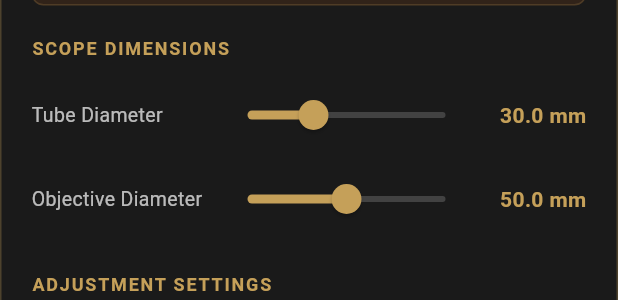
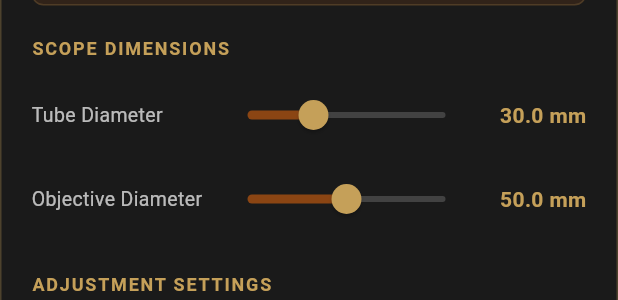
Before and after one commit to LlewellynKearney/JagSpoor_v4_2, a Flutter app: the ScopeToolsBottomSheet widget shown alone on an empty page, opened directly, on a phone screen of 412 x 824 dp. Shown: the part 593-893 px from the top of the screen. Run offline on Flutter 3.47's test engine with Material 3 defaults, Android fonts, the phone set to English and light mode, and no system bars; our stand-ins replace cached_network_image, camera, cloud_firestore, connectivity_plus, csv, dio and 17 more; missing offline and left inert: dio_cache_interceptor, mobile_scanner, nearby_connections, tflite_flutter; accounts and stored records are empty.

Commit message:
fix(deprecations): update deprecated Flutter APIs
- Replace withOpacity() with withValues(alpha:)
- Replace accelerometerEvents with accelerometerEventStream()
- Replace activeColor with activeTrackColor/activeThumbColor
- Remove unused imports and fields
- Fix const_eval_method_invocation error

```diff
--- a/lib/features/ballistics/presentation/scope_tools_bottom_sheet.dart
+++ b/lib/features/ballistics/presentation/scope_tools_bottom_sheet.dart
@@ -1,8 +1,7 @@
 import 'dart:async';
-import 'dart:math' show sin, cos, tan, atan2, sqrt, pi, max, min;
+import 'dart:math' show sin, cos, atan2, sqrt, pi;
 import 'package:flutter/material.dart';
 import 'package:sensors_plus/sensors_plus.dart';
-import '../../../core/theme/app_theme.dart';
 import '../data/inventory_bridge.dart';
 import '../data/models/rifle_profile.dart';
 import '../data/scope_calculator.dart';
@@ -56,7 +55,6 @@ class _ScopeToolsBottomSheetState extends State<ScopeToolsBottomSheet>
   // Gyroscope sensor state (v20.1)
   StreamSubscription<AccelerometerEvent>? _gyroLevelerSubscription;
   bool _isLiveGyroRadarActive = false;
-  double _sensorPitchDegrees = 0.0;
 
   // AI target scanner settings
   double _targetDistance = 100.0; // meters
@@ -137,7 +135,7 @@ class _ScopeToolsBottomSheetState extends State<ScopeToolsBottomSheet>
   void _toggleLiveGyroLeveler(bool active) {
     if (active) {
       // Start listening to accelerometer events
-      _gyroLevelerSubscription = accelerometerEvents.listen(
+      _gyroLevelerSubscription = accelerometerEventStream().listen(
         (AccelerometerEvent event) {
           // Calculate vertical incline angle from raw physical gravity metrics
           // Device orientation when rested flat along rifle chassis:
@@ -147,9 +145,6 @@ class _ScopeToolsBottomSheetState extends State<ScopeToolsBottomSheet>
 
           // Clamp values securely between -45.0 and 45.0 to filter mechanical tracking spikes
           final double clampedPitch = calculatedPitch.clamp(-45.0, 45.0);
-
-          // Update sensor pitch value for display
-          _sensorPitchDegrees = clampedPitch;
 
           // Map live sensor reading directly to barrel angle variable
           setState(() {
@@ -176,7 +171,6 @@ class _ScopeToolsBottomSheetState extends State<ScopeToolsBottomSheet>
 
       setState(() {
         _isLiveGyroRadarActive = false;
-        _sensorPitchDegrees = 0.0;
       });
 
       debugPrint('Gyro radar leveler deactivated - hardware accelerometer stream stopped');
@@ -771,7 +765,7 @@ class _ScopeToolsBottomSheetState extends State<ScopeToolsBottomSheet>
               style: TextStyle(color: Colors.white),
             ),
             value: _isIlluminated,
-            activeColor: const Color(0xFFC5A059),
+            activeTrackColor: const Color(0xFFC5A059),
             onChanged: (v) {
               if (!context.mounted) return;
               setState(() => _isIlluminated = v);
@@ -983,7 +977,7 @@ class _ScopeToolsBottomSheetState extends State<ScopeToolsBottomSheet>
                               Icon(Icons.warning_amber,
                                    color: Colors.amber,
                                    size: 16),
-                              const SizedBox(width: 8),
+                              SizedBox(width: 8),
                               Expanded(
                                 child: Text(
                                   '⚠️ HARDWARE GYRO ACTIVE • PLACE FLAT ON BARREL CHASSIS',
@@ -1008,7 +1002,7 @@ class _ScopeToolsBottomSheetState extends State<ScopeToolsBottomSheet>
                           ),
                         ),
                   value: _isLiveGyroRadarActive,
-                  activeColor: const Color(0xFFC5A059),
+                  activeThumbColor: const Color(0xFFC5A059),
                   activeTrackColor: const Color(0xFFC5A059).withValues(alpha: 0.5),
                   inactiveThumbColor: Colors.grey,
                   inactiveTrackColor: Colors.grey.withValues(alpha: 0.3),
@@ -1044,7 +1038,7 @@ class _ScopeToolsBottomSheetState extends State<ScopeToolsBottomSheet>
                         min: -45.0,
                         max: 45.0,
                         divisions: 90,
-                        activeColor: const Color(0xFFC5A059),
+                        thumbColor: const Color(0xFFC5A059),
                         inactiveColor: Colors.grey.withValues(alpha: 0.3),
                         onChanged: (v) {
                           // Silent execution gate preserves values when gyro is active
@@ -1499,7 +1493,7 @@ class _ScopeToolsBottomSheetState extends State<ScopeToolsBottomSheet>
               min: min,
               max: max,
               divisions: divisions,
-              activeColor: const Color(0xFFC5A059),
+              thumbColor: const Color(0xFFC5A059),
               inactiveColor: Colors.grey.withValues(alpha: 0.3),
               onChanged: (v) {
                 if (!context.mounted) return;
```
Also changed, not shown: lib/features/ballistics/presentation/ballistic_calc_screen.dart (+8 -8 lines), 1 other file.
